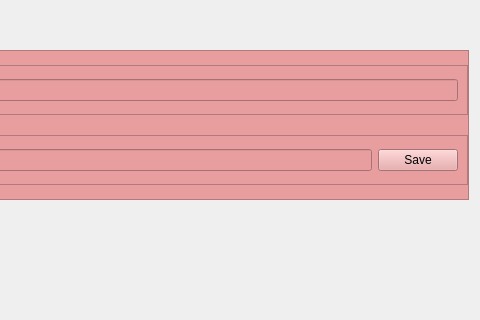
This is test_Add_frame/Fillup.ui in SATYAM9717069261/Quizz_Maker as Qt 5 draws it before an edit; both pictures show x 617 to 1097 and y 286 to 606 of the 1097 by 822 pixel window. The edited form follows.
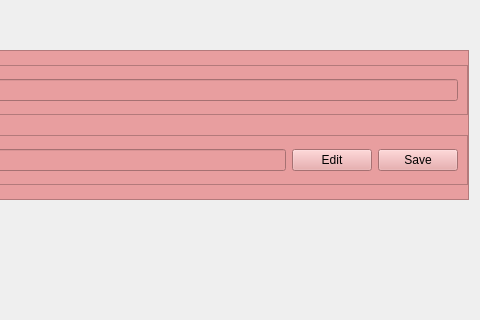
This is the edited form.

```diff
--- a/test_Add_frame/Fillup.ui
+++ b/test_Add_frame/Fillup.ui
@@ -106,6 +106,13 @@
            </property>
           </widget>
          </item>
+         <item>
+          <widget class="QPushButton" name="Disable_Fill">
+           <property name="text">
+            <string>Edit</string>
+           </property>
+          </widget>
+         </item>
          <item>
           <widget class="QPushButton" name="save_fill">
            <property name="text">
```
